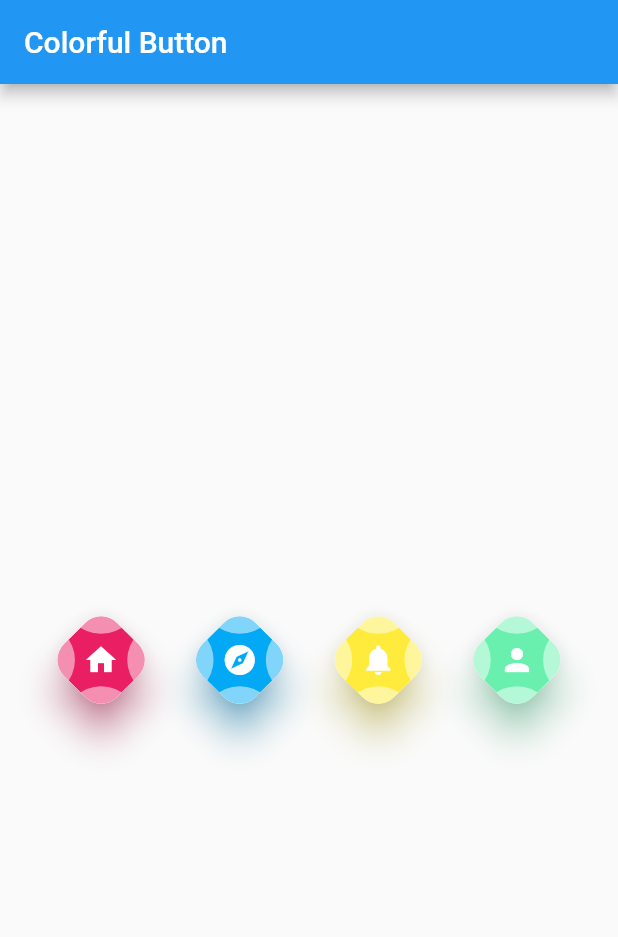
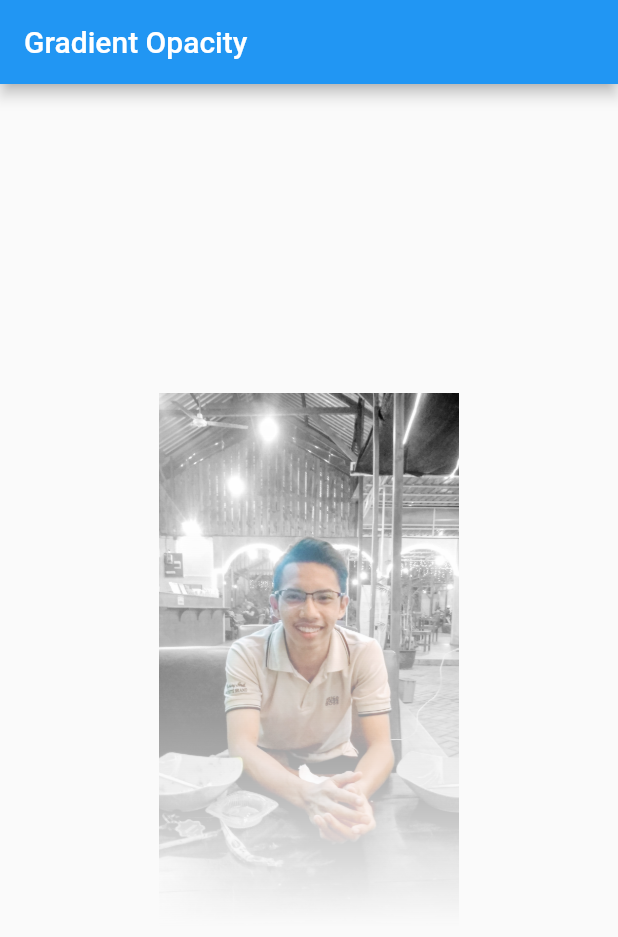
Before and after one commit to myxzlpltk/flutter-learning, a Flutter app: the screen it shows after launch, on a phone screen of 412 x 824 dp. Shown: the top 937 px of the screen. Run offline on Flutter 3.47's test engine with Material 2 defaults, Android fonts, the phone set to English and light mode, and no system bars.

Commit message:
Gradient Opacity

```diff
--- a/lib/colorful_button.dart
+++ /dev/null
@@ -1,113 +0,0 @@
-import 'package:flutter/material.dart';
-import 'dart:math';
-
-class ColorfulButton extends StatefulWidget {
-  Color mainColor, secondColor;
-  IconData iconData;
-
-  @override
-  _ColorfulButtonState createState() =>
-      _ColorfulButtonState(mainColor, secondColor, iconData);
-
-  ColorfulButton(this.mainColor, this.secondColor, this.iconData);
-}
-
-class _ColorfulButtonState extends State<ColorfulButton> {
-  bool isPressed = false;
-  Color mainColor, secondColor;
-  IconData iconData;
-
-  _ColorfulButtonState(this.mainColor, this.secondColor, this.iconData);
-
-  @override
-  Widget build(BuildContext context) {
-    return Transform.rotate(
-      angle: pi / 4,
-      child: GestureDetector(
-        child: Material(
-          borderRadius: BorderRadius.circular(15),
-          elevation: 10,
-          shadowColor: (isPressed) ? secondColor : mainColor,
-          child: ClipRRect(
-            borderRadius: BorderRadius.circular(15),
-            child: Stack(
-              children: [
-                SizedBox(
-                  width: 50,
-                  height: 50,
-                  child: Material(
-                    borderRadius: BorderRadius.circular(15),
-                    color: (isPressed) ? secondColor : mainColor,
-                    child: Transform.rotate(
-                      angle: -pi / 4,
-                      child: Icon(iconData, color: Colors.white),
-                    ),
-                  ),
-                ),
-                Transform.translate(
-                  offset: Offset(30, 30),
-                  child: SizedBox(
-                    width: 50,
-                    height: 50,
-                    child: Material(
-                      borderRadius: BorderRadius.circular(25),
-                      color: Colors.white.withOpacity(0.5),
-                    ),
-                  ),
-                ),
-                Transform.translate(
-                  offset: Offset(-30, 30),
-                  child: SizedBox(
-                    width: 50,
-                    height: 50,
-                    child: Material(
-                      borderRadius: BorderRadius.circular(25),
-                      color: Colors.white.withOpacity(0.5),
-                    ),
-                  ),
-                ),
-                Transform.translate(
-                  offset: Offset(30, -30),
-                  child: SizedBox(
-                    width: 50,
-                    height: 50,
-                    child: Material(
-                      borderRadius: BorderRadius.circular(25),
-                      color: Colors.white.withOpacity(0.5),
-                    ),
-                  ),
-                ),
-                Transform.translate(
-                  offset: Offset(-30, -30),
-                  child: SizedBox(
-                    width: 50,
-                    height: 50,
-                    child: Material(
-                      borderRadius: BorderRadius.circular(25),
-                      color: Colors.white.withOpacity(0.5),
-                    ),
-                  ),
-                ),
-              ],
-            ),
-          ),
-        ),
-        onTapDown: (details) {
-          setState(() {
-            isPressed = true;
-          });
-        },
-        onTapUp: (details) {
-          setState(() {
-            isPressed = false;
-          });
-        },
-        onTapCancel: () {
-          setState(() {
-            isPressed = false;
-          });
-        },
-      ),
-    );
-  }
-}
--- a/lib/main.dart
+++ b/lib/main.dart
@@ -1,5 +1,4 @@
 import 'package:flutter/material.dart';
-import 'package:learn_flutter/colorful_button.dart';
 
 void main() {
   runApp(MyApp());
@@ -10,17 +9,25 @@ class MyApp extends StatelessWidget {
   Widget build(BuildContext context) {
     return MaterialApp(
       home: Scaffold(
-        appBar: AppBar(title: Text("Colorful Button")),
+        appBar: AppBar(title: Text("Gradient Opacity")),
         body: Center(
-          child: Row(
-            mainAxisAlignment: MainAxisAlignment.spaceEvenly,
-            children: [
-              ColorfulButton(Colors.pink, Colors.red, Icons.home),
-              ColorfulButton(Colors.lightBlue, Colors.blue, Icons.explore),
-              ColorfulButton(Colors.yellow, Colors.orange, Icons.notifications),
-              ColorfulButton(Colors.greenAccent, Colors.green, Icons.person),
-            ],
-          ),
+          child: ShaderMask(
+            shaderCallback: (rectangle){
+              return LinearGradient(
+                begin: Alignment.topCenter,
+                end: Alignment.bottomCenter,
+                colors: [
+                  Colors.black,
+                  Colors.transparent
+                ],
+              ).createShader(Rect.fromLTRB(0, 0, rectangle.width, rectangle.height));
+            },
+            blendMode: BlendMode.dstIn,
+            child: Image(
+              width: 200,
+              image: AssetImage("assets/juan.jpg"),
+            ),
+          )
         ),
       ),
     );
```
